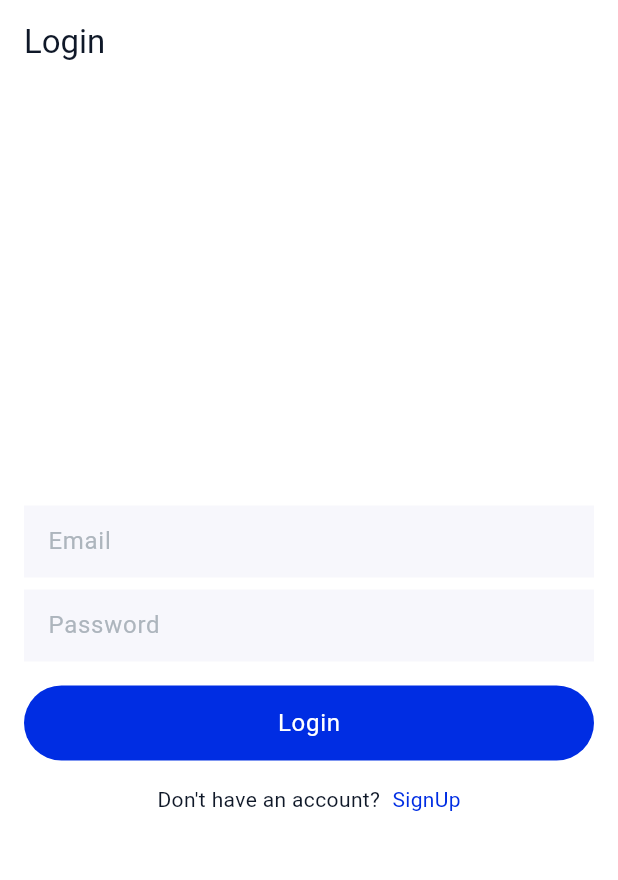
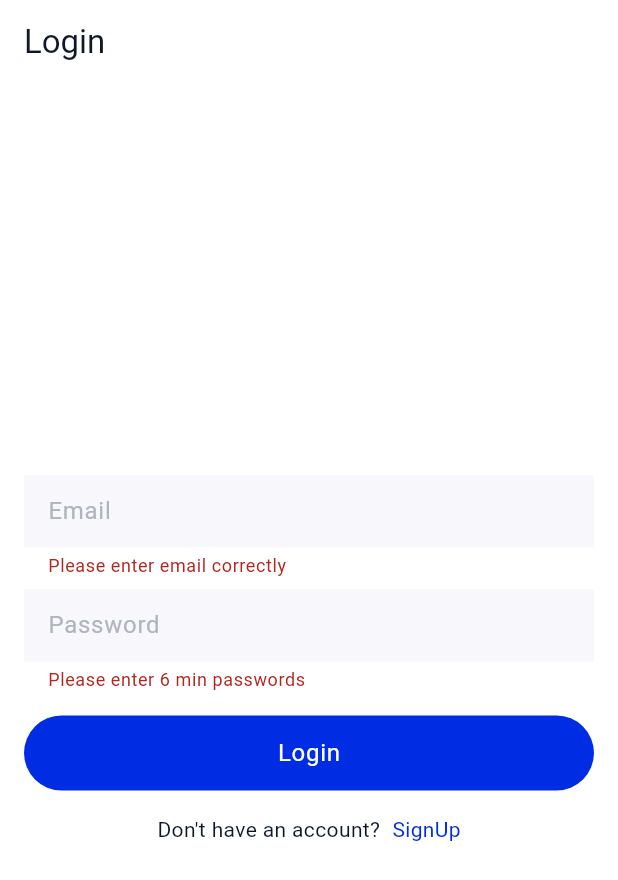
Before and after one commit to khantsithuwin/Chat-Application, a Flutter app: the LoginPage screen opened by its route, after a tap on "Login", on a phone screen of 412 x 824 dp. Shown: the top 880 px of the screen. Run offline on Flutter 3.47's test engine with Material 3 defaults, Android fonts, the phone set to English and light mode, and no system bars; our stand-ins replace dio, flutter_riverpod, get_it, go_router, pretty_dio_logger.

Commit message:
do login model,notifer and services

```diff
--- a/lib/common/const/url_const.dart
+++ b/lib/common/const/url_const.dart
@@ -2,4 +2,6 @@ class UrlConst {
   static const String baseUrl = "https://chatapis.rubylearner.com/";
   static const String signup = "user/register";
   static const String otpRequest = "user/otp-request";
+  static const String emailVerify = "user/email-verify";
+  static const String login = "user/login";
 }
--- a/lib/common/routes/routes.dart
+++ b/lib/common/routes/routes.dart
@@ -1,4 +1,5 @@
 import 'package:chat_application/features/auth/login/pages/login_page.dart';
+import 'package:chat_application/features/auth/otp_confirm/pages/otp_confirm_page.dart';
 import 'package:chat_application/features/auth/signup/pages/signup_page.dart';
 import 'package:chat_application/features/splash/splash_screen.dart';
 import 'package:go_router/go_router.dart';
@@ -27,5 +28,12 @@ final router = GoRouter(
         return SignupPage();
       },
     ),
+    GoRoute(
+      name: "confirm_otp",
+      path: "/confirm_otp",
+      builder: (context, state) {
+        return OtpConfirmPage();
+      },
+    ),
   ],
 );
--- /dev/null
+++ b/lib/features/auth/login/data/models/login_model.dart
@@ -0,0 +1,30 @@
+class LoginModel {
+  LoginModel({
+      this.status,
+      this.message,
+      this.token,});
+
+  LoginModel.fromJson(dynamic json) {
+    status = json['status'];
+    message = json['message'];
+    token = json['token'];
+  }
+  bool? status;
+  String? message;
+  String? token;
+LoginModel copyWith({  bool? status,
+  String? message,
+  String? token,
+}) => LoginModel(  status: status ?? this.status,
+  message: message ?? this.message,
+  token: token ?? this.token,
+);
+  Map<String, dynamic> toJson() {
+    final map = <String, dynamic>{};
+    map['status'] = status;
+    map['message'] = message;
+    map['token'] = token;
+    return map;
+  }
+
+}
--- /dev/null
+++ b/lib/features/auth/login/data/notifier/login_state_model.dart
@@ -0,0 +1,33 @@
+import 'package:chat_application/features/auth/login/data/models/login_model.dart';
+
+class LoginStateModel {
+  final bool isLoading;
+  final bool isSuccess;
+  final bool isFailed;
+  final LoginModel? loginModel;
+  final String errorMessage;
+
+  LoginStateModel({
+    required this.isLoading,
+    required this.isSuccess,
+    required this.isFailed,
+    required this.loginModel,
+    this.errorMessage = "",
+  });
+
+  LoginStateModel copyWith({
+    bool? isLoading,
+    bool? isSuccess,
+    bool? isFailed,
+    LoginModel? loginModel,
+    String? errorMessage,
+  }) {
+    return LoginStateModel(
+      isLoading: isLoading ?? this.isLoading,
+      isSuccess: isSuccess ?? this.isSuccess,
+      isFailed: isFailed ?? this.isFailed,
+      loginModel: loginModel,
+      errorMessage: errorMessage ?? this.errorMessage,
+    );
+  }
+}
--- a/lib/features/auth/login/pages/login_page.dart
+++ b/lib/features/auth/login/pages/login_page.dart
@@ -1,32 +1,84 @@
 import 'package:chat_application/common/theme/extension/color_brand.dart';
 import 'package:chat_application/common/widgets/brand_button_widget.dart';
+import 'package:chat_application/features/auth/login/data/notifier/login_state_model.dart';
+import 'package:chat_application/features/auth/login/data/notifier/login_state_notifier.dart';
 import 'package:flutter/material.dart';
+import 'package:flutter_riverpod/flutter_riverpod.dart';
 import 'package:go_router/go_router.dart';
 
-class LoginPage extends StatefulWidget {
+class LoginPage extends ConsumerStatefulWidget {
   const LoginPage({super.key});
 
   @override
-  State<LoginPage> createState() => _LoginPageState();
+  ConsumerState<LoginPage> createState() => _LoginPageState();
 }
 
-class _LoginPageState extends State<LoginPage> {
+class _LoginPageState extends ConsumerState<LoginPage> {
+  final LoginProvider _provider = LoginProvider(() {
+    return LoginStateNotifier();
+  });
+
+  final GlobalKey<FormState> _globalKeyLogin = GlobalKey();
+  String? _email;
+  String? _password;
+
   @override
   Widget build(BuildContext context) {
     ColorScheme colorScheme = Theme.of(context).colorScheme;
     TextTheme textTheme = TextTheme.of(context);
     ColorBrand colorBrand = Theme.of(context).extension()!;
+
+    LoginStateNotifier notifier = ref.read(_provider.notifier);
+    LoginStateModel stateModel = ref.watch(_provider);
+
+    bool isLoading = stateModel.isLoading;
+    bool isSuccess = stateModel.isSuccess;
+    bool isFailed = stateModel.isFailed;
+
     return Scaffold(
       backgroundColor: colorScheme.surface,
       appBar: AppBar(title: Text("Login")),
-      body: Padding(
+      body: Column(
+        mainAxisAlignment: MainAxisAlignment.center,
+        children: [
+          if (isLoading && !isFailed && !isSuccess)
+            Center(child: CircularProgressIndicator()),
+          if (isFailed && !isLoading && !isSuccess)
+            Center(
+              child: Column(
+                children: [
+                  Text(stateModel.errorMessage),
+                  SizedBox(height: 16.0),
+                  OutlinedButton(
+                    onPressed: () {
+                      notifier.tryAgain();
+                    },
+                    child: Text("Try Again"),
+                  ),
+                ],
+              ),
+            ),
+          if (isSuccess && !isFailed && !isLoading)
+            Center(
+              child: Text(
+                "Login Success",
+                style: TextStyle(
+                  color: Colors.green,
+                  fontWeight: FontWeight.bold,
+                ),
+              ),
+            ),
+          if (!isSuccess && !isFailed && !isLoading)
+            Padding(
               padding: const EdgeInsets.all(16.0),
+              child: Form(
+                key: _globalKeyLogin,
                 child: Column(
                   mainAxisAlignment: MainAxisAlignment.center,
                   children: [
                     TextFormField(
                       style: textTheme.bodyLarge?.copyWith(
-                color: colorScheme.onSurfaceVariant,
+                        color: colorScheme.onSurface,
                       ),
                       decoration: InputDecoration(
                         fillColor: colorScheme.surfaceContainerHighest,
@@ -34,11 +86,23 @@ class _LoginPageState extends State<LoginPage> {
                         hintText: "Email",
                         border: InputBorder.none,
                       ),
+                      validator: (String? email) {
+                        if (email == null ||
+                            email.isEmpty ||
+                            !email.contains('@')) {
+                          return "Please enter email correctly";
+                        } else {
+                          return null;
+                        }
+                      },
+                      onSaved: (String? email) {
+                        _email = email;
+                      },
                     ),
                     SizedBox(height: 8.0),
                     TextFormField(
                       style: textTheme.bodyLarge?.copyWith(
-                color: colorScheme.onSurfaceVariant,
+                        color: colorScheme.onSurface,
                       ),
                       decoration: InputDecoration(
                         fillColor: colorScheme.surfaceContainerHighest,
@@ -46,9 +110,28 @@ class _LoginPageState extends State<LoginPage> {
                         hintText: "Password",
                         border: InputBorder.none,
                       ),
+                      validator: (String? password) {
+                        if (password != null && password.length < 6) {
+                          return "Please enter 6 min passwords";
+                        } else {
+                          return null;
+                        }
+                      },
+                      onSaved: (String? password) {
+                        _password = password;
+                      },
                     ),
                     SizedBox(height: 16.0),
-            BrandButtonWidget(text: "Login", onPressed: () {}),
+                    BrandButtonWidget(
+                      text: "Login",
+                      onPressed: () {
+                        final state = _globalKeyLogin.currentState;
+                        state?.save();
+                        if (state?.validate() == true) {
+                          notifier.login(email: _email!, password: _password!);
+                        }
+                      },
+                    ),
                     SizedBox(height: 16.0),
                     Row(
                       mainAxisAlignment: MainAxisAlignment.center,
@@ -76,6 +159,9 @@ class _LoginPageState extends State<LoginPage> {
                   ],
                 ),
               ),
+            ),
+        ],
+      ),
     );
   }
 }
```
Also changed, not shown: lib/features/auth/login/data/notifier/login_state_notifier.dart (added, +62 -0 lines), lib/features/auth/login/data/services/login_services.dart (added, +19 -0 lines), lib/features/auth/otp_confirm/data/model/otp_confirm_model.dart (added, +24 -0 lines), lib/features/auth/otp_confirm/data/notifier/otp_confirm_notifier.dart (added, +45 -0 lines), lib/features/auth/otp_confirm/data/notifier/otp_confirm_state_model.dart (added, +23 -0 lines), lib/features/auth/otp_confirm/data/services/otp_confirm_service.dart (added, +19 -0 lines), lib/features/auth/otp_confirm/pages/otp_confirm_page.dart (added, +134 -0 lines), lib/features/auth/signup/pages/signup_page.dart (+15 -0 lines). Lines whose indentation alone changed are shown as unchanged.
